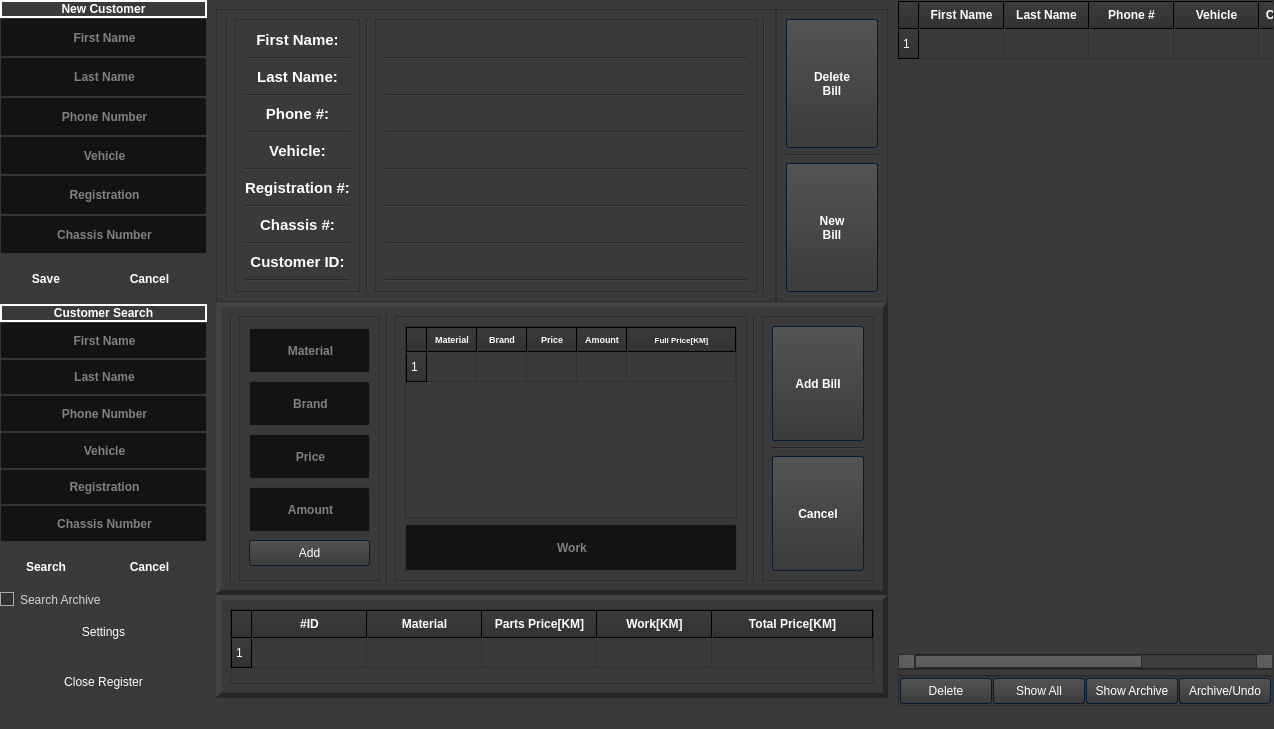
Above: englishMaintesting.ui from 4ntim4tter/Budget-Flow before the change. Below: the same form after it.
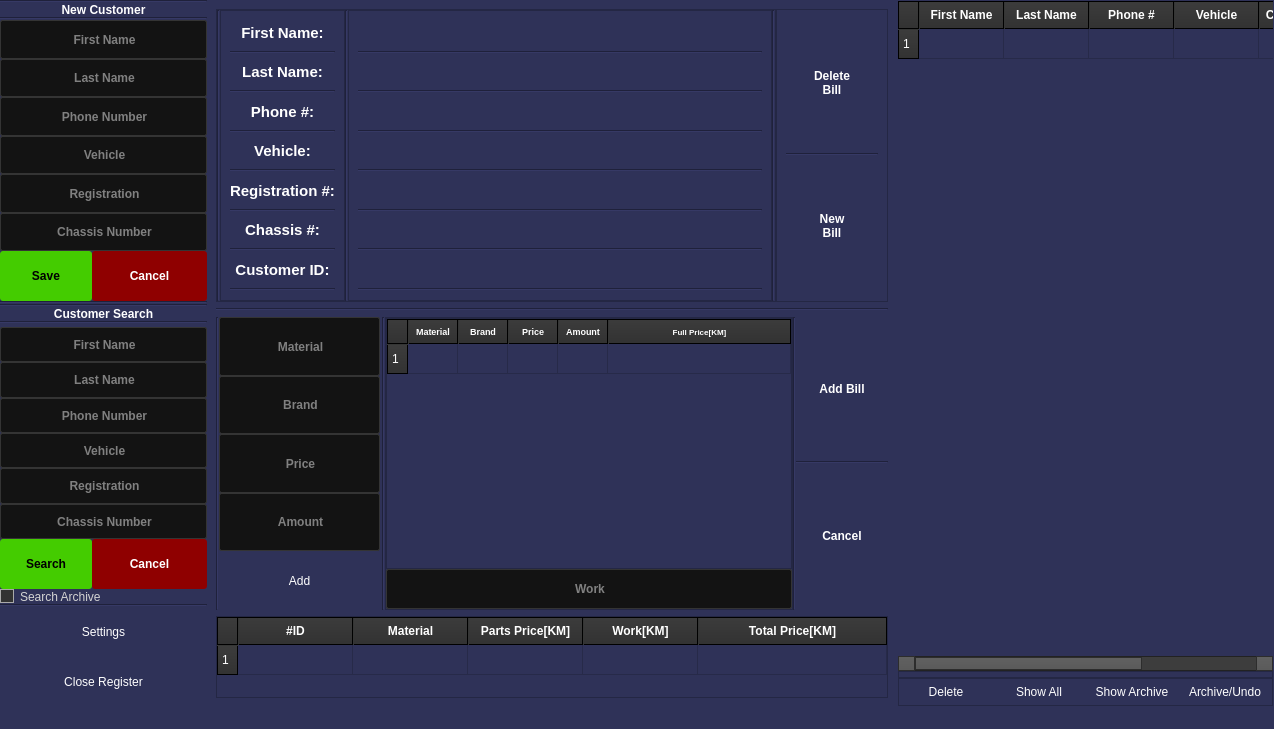
That is the form after the change. Icons and pictures are not drawn.

```diff
--- a/englishMaintesting.ui
+++ b/englishMaintesting.ui
@@ -50,9 +50,9 @@
 /*-----QWidget-----*/
 QWidget
 {
-	background-color: #3a3a3a;
+	background-color: rgb(47, 50, 88);
 	color: #fff;
-	selection-background-color: #b78620;
+	selection-background-color: rgb(0, 255, 127);
 	selection-color: #000;
 
 }
@@ -1068,7 +1068,7 @@
       <property name="midLineWidth">
        <number>0</number>
       </property>
-      <layout class="QVBoxLayout" name="verticalLayout" stretch="1,3,1,3,0,0">
+      <layout class="QVBoxLayout" name="verticalLayout" stretch="0,1,0,3,0,0,1,0,3,0,0,0">
        <property name="spacing">
         <number>0</number>
        </property>
@@ -1084,6 +1084,13 @@
        <property name="bottomMargin">
         <number>0</number>
        </property>
+       <item>
+        <widget class="Line" name="line_27">
+         <property name="orientation">
+          <enum>Qt::Horizontal</enum>
+         </property>
+        </widget>
+       </item>
        <item>
         <widget class="QLabel" name="add_customer_label">
          <property name="sizePolicy">
@@ -1099,8 +1106,11 @@
            <bold>true</bold>
           </font>
          </property>
+         <property name="styleSheet">
+          <string notr="true"/>
+         </property>
          <property name="frameShape">
-          <enum>QFrame::WinPanel</enum>
+          <enum>QFrame::NoFrame</enum>
          </property>
          <property name="frameShadow">
           <enum>QFrame::Plain</enum>
@@ -1125,6 +1135,13 @@
          </property>
         </widget>
        </item>
+       <item>
+        <widget class="Line" name="line_28">
+         <property name="orientation">
+          <enum>Qt::Horizontal</enum>
+         </property>
+        </widget>
+       </item>
        <item>
         <widget class="QFrame" name="customer_entry_box">
          <property name="sizePolicy">
@@ -1335,7 +1352,7 @@
             </property>
             <property name="minimumSize">
              <size>
-              <width>0</width>
+              <width>92</width>
               <height>50</height>
              </size>
             </property>
@@ -1347,6 +1364,13 @@
               <bold>true</bold>
              </font>
             </property>
+            <property name="styleSheet">
+             <string notr="true">QPushButton::flat
+{
+	background-color: rgb(68, 204, 0);
+	color:black;
+}</string>
+            </property>
             <property name="text">
              <string>Save</string>
             </property>
@@ -1365,7 +1389,7 @@
             </property>
             <property name="minimumSize">
              <size>
-              <width>0</width>
+              <width>92</width>
               <height>0</height>
              </size>
             </property>
@@ -1377,6 +1401,9 @@
               <bold>true</bold>
              </font>
             </property>
+            <property name="styleSheet">
+             <string notr="true">background-color: rgb(143, 0, 0);</string>
+            </property>
             <property name="text">
              <string>Cancel</string>
             </property>
@@ -1388,6 +1415,20 @@
          </layout>
         </widget>
        </item>
+       <item>
+        <widget class="Line" name="line_25">
+         <property name="orientation">
+          <enum>Qt::Horizontal</enum>
+         </property>
+        </widget>
+       </item>
+       <item>
+        <widget class="Line" name="line_29">
+         <property name="orientation">
+          <enum>Qt::Horizontal</enum>
+         </property>
+        </widget>
+       </item>
        <item>
         <widget class="QLabel" name="search_customer_label">
          <property name="sizePolicy">
@@ -1404,7 +1445,7 @@
           </font>
          </property>
          <property name="frameShape">
-          <enum>QFrame::WinPanel</enum>
+          <enum>QFrame::NoFrame</enum>
          </property>
          <property name="frameShadow">
           <enum>QFrame::Plain</enum>
@@ -1429,6 +1470,13 @@
          </property>
         </widget>
        </item>
+       <item>
+        <widget class="Line" name="line_30">
+         <property name="orientation">
+          <enum>Qt::Horizontal</enum>
+         </property>
+        </widget>
+       </item>
        <item>
         <widget class="QFrame" name="customer_search_box">
          <property name="sizePolicy">
@@ -1479,7 +1527,7 @@
           <property name="bottomMargin">
            <number>0</number>
           </property>
-          <item row="0" column="0" colspan="2">
+          <item row="1" column="0" colspan="2">
            <widget class="QLineEdit" name="search_customer_name">
             <property name="sizePolicy">
              <sizepolicy hsizetype="Expanding" vsizetype="Expanding">
@@ -1503,7 +1551,7 @@
             </property>
            </widget>
           </item>
-          <item row="1" column="0" colspan="2">
+          <item row="2" column="0" colspan="2">
            <widget class="QLineEdit" name="search_customer_surname">
             <property name="sizePolicy">
              <sizepolicy hsizetype="Expanding" vsizetype="Expanding">
@@ -1527,7 +1575,7 @@
             </property>
            </widget>
           </item>
-          <item row="2" column="0" colspan="2">
+          <item row="3" column="0" colspan="2">
            <widget class="QLineEdit" name="search_customer_phone">
             <property name="sizePolicy">
              <sizepolicy hsizetype="Expanding" vsizetype="Expanding">
@@ -1554,7 +1602,7 @@
             </property>
            </widget>
           </item>
-          <item row="3" column="0" colspan="2">
+          <item row="4" column="0" colspan="2">
            <widget class="QLineEdit" name="search_customer_vehicle">
             <property name="sizePolicy">
              <sizepolicy hsizetype="Expanding" vsizetype="Expanding">
@@ -1581,7 +1629,7 @@
             </property>
            </widget>
           </item>
-          <item row="4" column="0" colspan="2">
+          <item row="5" column="0" colspan="2">
            <widget class="QLineEdit" name="search_customer_plates">
             <property name="sizePolicy">
              <sizepolicy hsizetype="Expanding" vsizetype="Expanding">
@@ -1605,7 +1653,7 @@
             </property>
            </widget>
           </item>
-          <item row="5" column="0" colspan="2">
+          <item row="6" column="0" colspan="2">
            <widget class="QLineEdit" name="search_customer_chasis">
             <property name="sizePolicy">
              <sizepolicy hsizetype="Expanding" vsizetype="Expanding">
@@ -1632,7 +1680,71 @@
             </property>
            </widget>
           </item>
-          <item row="7" column="0" colspan="2">
+          <item row="7" column="0">
+           <widget class="QPushButton" name="search_customer_button">
+            <property name="sizePolicy">
+             <sizepolicy hsizetype="Preferred" vsizetype="Preferred">
+              <horstretch>0</horstretch>
+              <verstretch>0</verstretch>
+             </sizepolicy>
+            </property>
+            <property name="minimumSize">
+             <size>
+              <width>92</width>
+              <height>50</height>
+             </size>
+            </property>
+            <property name="font">
+             <font>
+              <family>Arial</family>
+              <pointsize>9</pointsize>
+              <weight>75</weight>
+              <bold>true</bold>
+             </font>
+            </property>
+            <property name="styleSheet">
+             <string notr="true">QPushButton::flat
+{
+	background-color: rgb(68, 204, 0);
+	color:black;
+}</string>
+            </property>
+            <property name="text">
+             <string>Search</string>
+            </property>
+            <property name="flat">
+             <bool>true</bool>
+            </property>
+           </widget>
+          </item>
+          <item row="7" column="1">
+           <widget class="QPushButton" name="cancel_search_customer_button">
+            <property name="sizePolicy">
+             <sizepolicy hsizetype="Preferred" vsizetype="Preferred">
+              <horstretch>0</horstretch>
+              <verstretch>0</verstretch>
+             </sizepolicy>
+            </property>
+            <property name="font">
+             <font>
+              <family>Arial</family>
+              <pointsize>9</pointsize>
+              <weight>75</weight>
+              <bold>true</bold>
+             </font>
+            </property>
+            <property name="styleSheet">
+             <string notr="true">background-color: rgb(143, 0, 0);</string>
+            </property>
+            <property name="text">
+             <string>Cancel</string>
+            </property>
+            <property name="flat">
+             <bool>true</bool>
+            </property>
+           </widget>
+          </item>
+          <item row="8" column="0" colspan="2">
            <widget class="QCheckBox" name="archive_checkbox">
             <property name="sizePolicy">
              <sizepolicy hsizetype="Minimum" vsizetype="Minimum">
@@ -1651,63 +1763,23 @@
             </property>
            </widget>
           </item>
-          <item row="6" column="0">
-           <widget class="QPushButton" name="search_customer_button">
-            <property name="sizePolicy">
-             <sizepolicy hsizetype="Preferred" vsizetype="Preferred">
-              <horstretch>0</horstretch>
-              <verstretch>0</verstretch>
-             </sizepolicy>
-            </property>
-            <property name="minimumSize">
-             <size>
-              <width>0</width>
-              <height>50</height>
-             </size>
-            </property>
-            <property name="font">
-             <font>
-              <family>Arial</family>
-              <pointsize>9</pointsize>
-              <weight>75</weight>
-              <bold>true</bold>
-             </font>
-            </property>
-            <property name="text">
-             <string>Search</string>
-            </property>
-            <property name="flat">
-             <bool>true</bool>
-            </property>
-           </widget>
-          </item>
-          <item row="6" column="1">
-           <widget class="QPushButton" name="cancel_search_customer_button">
-            <property name="sizePolicy">
-             <sizepolicy hsizetype="Preferred" vsizetype="Preferred">
-              <horstretch>0</horstretch>
-              <verstretch>0</verstretch>
-             </sizepolicy>
-            </property>
-            <property name="font">
-             <font>
-              <family>Arial</family>
-              <pointsize>9</pointsize>
-              <weight>75</weight>
-              <bold>true</bold>
-             </font>
-            </property>
-            <property name="text">
-             <string>Cancel</string>
-            </property>
-            <property name="flat">
-             <bool>true</bool>
+          <item row="0" column="0">
+           <widget class="Line" name="line_26">
+            <property name="orientation">
+             <enum>Qt::Horizontal</enum>
             </property>
            </widget>
           </item>
          </layout>
         </widget>
        </item>
+       <item>
+        <widget class="Line" name="line_24">
+         <property name="orientation">
+          <enum>Qt::Horizontal</enum>
+         </property>
+        </widget>
+       </item>
        <item>
         <widget class="QPushButton" name="settings_button">
          <property name="sizePolicy">
@@ -1718,7 +1790,7 @@
          </property>
          <property name="minimumSize">
           <size>
-           <width>0</width>
+           <width>92</width>
            <height>50</height>
           </size>
          </property>
@@ -1740,7 +1812,7 @@
          </property>
          <property name="minimumSize">
           <size>
-           <width>0</width>
+           <width>92</width>
            <height>50</height>
           </size>
          </property>
@@ -1827,6 +1899,21 @@
              <enum>QFrame::Raised</enum>
             </property>
             <layout class="QHBoxLayout" name="horizontalLayout_4" stretch="0,2,0,8,0">
+             <property name="spacing">
+              <number>0</number>
+             </property>
+             <property name="leftMargin">
+              <number>0</number>
+             </property>
+             <property name="topMargin">
+              <number>0</number>
+             </property>
+             <property name="rightMargin">
+              <number>0</number>
+             </property>
+             <property name="bottomMargin">
+              <number>0</number>
+             </property>
              <item>
               <widget class="Line" name="line_8">
                <property name="orientation">
@@ -2450,6 +2537,12 @@
                  <verstretch>0</verstretch>
                 </sizepolicy>
                </property>
+               <property name="maximumSize">
+                <size>
+                 <width>16777215</width>
+                 <height>50</height>
+                </size>
+               </property>
                <property name="font">
                 <font>
                  <family>Arial</family>
@@ -2463,7 +2556,7 @@
 Bill</string>
                </property>
                <property name="flat">
-                <bool>false</bool>
+                <bool>true</bool>
                </property>
               </widget>
              </item>
@@ -2482,6 +2575,12 @@
                  <verstretch>0</verstretch>
                 </sizepolicy>
                </property>
+               <property name="maximumSize">
+                <size>
+                 <width>16777215</width>
+                 <height>50</height>
+                </size>
+               </property>
                <property name="font">
                 <font>
                  <family>Arial</family>
@@ -2494,6 +2593,9 @@
                 <string>New
 Bill</string>
                </property>
+               <property name="flat">
+                <bool>true</bool>
+               </property>
               </widget>
              </item>
             </layout>
@@ -2502,6 +2604,13 @@
          </layout>
         </widget>
        </item>
+       <item>
+        <widget class="Line" name="line_23">
+         <property name="orientation">
+          <enum>Qt::Horizontal</enum>
+         </property>
+        </widget>
+       </item>
        <item>
         <widget class="QFrame" name="add_new_reciept_frame">
          <property name="minimumSize">
@@ -2517,18 +2626,33 @@
           </size>
          </property>
          <property name="frameShape">
-          <enum>QFrame::Panel</enum>
+          <enum>QFrame::NoFrame</enum>
          </property>
          <property name="frameShadow">
-          <enum>QFrame::Raised</enum>
+          <enum>QFrame::Plain</enum>
          </property>
          <property name="lineWidth">
-          <number>5</number>
+          <number>0</number>
          </property>
          <property name="midLineWidth">
-          <number>5</number>
+          <number>0</number>
          </property>
          <layout class="QHBoxLayout" name="horizontalLayout_5" stretch="0,2,0,5,0,1">
+          <property name="spacing">
+           <number>0</number>
+          </property>
+          <property name="leftMargin">
+           <number>0</number>
+          </property>
+          <property name="topMargin">
+           <number>0</number>
+          </property>
+          <property name="rightMargin">
+           <number>0</number>
+          </property>
+          <property name="bottomMargin">
+           <number>0</number>
+          </property>
           <item>
            <widget class="Line" name="line_20">
             <property name="orientation">
@@ -2539,17 +2663,35 @@
           <item>
            <widget class="QFrame" name="material_fields_frame">
             <property name="frameShape">
-             <enum>QFrame::StyledPanel</enum>
+             <enum>QFrame::NoFrame</enum>
             </property>
             <property name="frameShadow">
              <enum>QFrame::Raised</enum>
             </property>
+            <property name="lineWidth">
+             <number>0</number>
+            </property>
             <layout class="QVBoxLayout" name="verticalLayout_9">
+             <property name="spacing">
+              <number>0</number>
+             </property>
+             <property name="leftMargin">
+              <number>0</number>
+             </property>
+             <property name="topMargin">
+              <number>0</number>
+             </property>
+             <property name="rightMargin">
+              <number>2</number>
+             </property>
+             <property name="bottomMargin">
+              <number>0</number>
+             </property>
              <item>
               <widget class="QLineEdit" name="add_receipt_material">
                <property name="sizePolicy">
-                <sizepolicy hsizetype="Expanding" vsizetype="Expanding">
-                 <horstretch>1</horstretch>
+                <sizepolicy hsizetype="Preferred" vsizetype="Preferred">
+                 <horstretch>0</horstretch>
                  <verstretch>0</verstretch>
                 </sizepolicy>
                </property>
@@ -2562,7 +2704,7 @@
                <property name="maximumSize">
                 <size>
                  <width>16777215</width>
-                 <height>45</height>
+                 <height>16777215</height>
                 </size>
                </property>
                <property name="font">
@@ -2584,8 +2726,8 @@
              <item>
               <widget class="QLineEdit" name="add_receipt_brand">
                <property name="sizePolicy">
-                <sizepolicy hsizetype="Expanding" vsizetype="Expanding">
-                 <horstretch>1</horstretch>
+                <sizepolicy hsizetype="Preferred" vsizetype="Preferred">
+                 <horstretch>0</horstretch>
                  <verstretch>0</verstretch>
                 </sizepolicy>
                </property>
@@ -2598,7 +2740,7 @@
                <property name="maximumSize">
                 <size>
                  <width>16777215</width>
-                 <height>45</height>
+                 <height>16777215</height>
                 </size>
                </property>
                <property name="font">
@@ -2620,8 +2762,8 @@
              <item>
               <widget class="QLineEdit" name="add_receipt_price">
                <property name="sizePolicy">
-                <sizepolicy hsizetype="Expanding" vsizetype="Expanding">
-                 <horstretch>1</horstretch>
+                <sizepolicy hsizetype="Preferred" vsizetype="Preferred">
+                 <horstretch>0</horstretch>
                  <verstretch>0</verstretch>
                 </sizepolicy>
                </property>
@@ -2634,7 +2776,7 @@
                <property name="maximumSize">
                 <size>
                  <width>16777215</width>
-                 <height>45</height>
+                 <height>16777215</height>
                 </size>
                </property>
                <property name="font">
@@ -2656,8 +2798,8 @@
              <item>
               <widget class="QLineEdit" name="add_receipt_amount">
                <property name="sizePolicy">
-                <sizepolicy hsizetype="Expanding" vsizetype="Expanding">
-                 <horstretch>1</horstretch>
+                <sizepolicy hsizetype="Preferred" vsizetype="Preferred">
+                 <horstretch>0</horstretch>
                  <verstretch>0</verstretch>
                 </sizepolicy>
                </property>
@@ -2670,7 +2812,7 @@
                <property name="maximumSize">
                 <size>
                  <width>16777215</width>
-                 <height>45</height>
+                 <height>16777215</height>
                 </size>
                </property>
                <property name="font">
@@ -2691,9 +2833,24 @@
              </item>
              <item>
               <widget class="QPushButton" name="add_material_button">
+               <property name="sizePolicy">
+                <sizepolicy hsizetype="Preferred" vsizetype="Preferred">
+                 <horstretch>0</horstretch>
+                 <verstretch>0</verstretch>
+                </sizepolicy>
+               </property>
+               <property name="minimumSize">
+                <size>
+                 <width>92</width>
+                 <height>0</height>
+                </size>
+               </property>
                <property name="text">
                 <string>Add</string>
                </property>
+               <property name="flat">
+                <bool>true</bool>
+               </property>
               </widget>
              </item>
             </layout>
@@ -2715,6 +2872,21 @@
              <enum>QFrame::Raised</enum>
             </property>
             <layout class="QVBoxLayout" name="verticalLayout_10">
+             <property name="spacing">
+              <number>0</number>
+             </property>
+             <property name="leftMargin">
+              <number>0</number>
+             </property>
+             <property name="topMargin">
+              <number>0</number>
+             </property>
+             <property name="rightMargin">
+              <number>0</number>
+             </property>
+             <property name="bottomMargin">
+              <number>0</number>
+             </property>
              <item>
               <widget class="QTableWidget" name="materials_receipt_table">
                <property name="font">
@@ -2810,6 +2982,18 @@
                  <verstretch>1</verstretch>
                 </sizepolicy>
                </property>
+               <property name="minimumSize">
+                <size>
+                 <width>0</width>
+                 <height>20</height>
+                </size>
+               </property>
+               <property name="maximumSize">
+                <size>
+                 <width>16777215</width>
+                 <height>40</height>
+                </size>
+               </property>
                <property name="font">
                 <font>
                  <family>Arial</family>
@@ -2839,12 +3023,30 @@
           <item>
            <widget class="QFrame" name="frame_4">
             <property name="frameShape">
-             <enum>QFrame::StyledPanel</enum>
+             <enum>QFrame::NoFrame</enum>
             </property>
             <property name="frameShadow">
-             <enum>QFrame::Raised</enum>
+             <enum>QFrame::Plain</enum>
+            </property>
+            <property name="lineWidth">
+             <number>0</number>
             </property>
             <layout class="QVBoxLayout" name="verticalLayout_8">
+             <property name="spacing">
+              <number>0</number>
+             </property>
+             <property name="leftMargin">
+              <number>0</number>
+             </property>
+             <property name="topMargin">
+              <number>0</number>
+             </property>
+             <property name="rightMargin">
+              <number>0</number>
+             </property>
+             <property name="bottomMargin">
+              <number>0</number>
+             </property>
              <item>
               <widget class="QPushButton" name="finish_reciept_button">
                <property name="sizePolicy">
@@ -2853,6 +3055,12 @@
                  <verstretch>0</verstretch>
                 </sizepolicy>
                </property>
+               <property name="maximumSize">
+                <size>
+                 <width>16777215</width>
+                 <height>50</height>
+                </size>
+               </property>
                <property name="font">
                 <font>
                  <family>Arial</family>
@@ -2864,6 +3072,9 @@
                <property name="text">
                 <string>Add Bill</string>
                </property>
+               <property name="flat">
+                <bool>true</bool>
+               </property>
               </widget>
              </item>
              <item>
@@ -2881,6 +3092,12 @@
                  <verstretch>0</verstretch>
                 </sizepolicy>
                </property>
+               <property name="maximumSize">
+                <size>
+                 <width>16777215</width>
+                 <height>50</height>
+                </size>
+               </property>
                <property name="font">
                 <font>
                  <family>Arial</family>
@@ -2892,6 +3109,9 @@
                <property name="text">
                 <string>Cancel</string>
                </property>
+               <property name="flat">
+                <bool>true</bool>
+               </property>
               </widget>
              </item>
             </layout>
@@ -2903,18 +3123,33 @@
        <item>
         <widget class="QFrame" name="user_work_orders_frame">
          <property name="frameShape">
-          <enum>QFrame::Panel</enum>
+          <enum>QFrame::NoFrame</enum>
          </property>
          <property name="frameShadow">
-          <enum>QFrame::Raised</enum>
+          <enum>QFrame::Plain</enum>
          </property>
          <property name="lineWidth">
-          <number>5</number>
+          <number>0</number>
          </property>
          <property name="midLineWidth">
-          <number>5</number>
+          <number>0</number>
          </property>
          <layout class="QHBoxLayout" name="horizontalLayout_3" stretch="8">
+          <property name="spacing">
+           <number>0</number>
+          </property>
+          <property name="leftMargin">
+           <number>0</number>
+          </property>
+          <property name="topMargin">
+           <number>0</number>
+          </property>
+          <property name="rightMargin">
+           <number>0</number>
+          </property>
+          <property name="bottomMargin">
+           <number>0</number>
+          </property>
           <item>
            <widget class="QTableWidget" name="customer_reciepts_table">
             <property name="font">
@@ -3288,6 +3523,9 @@
             <property name="text">
              <string>Delete</string>
             </property>
+            <property name="flat">
+             <bool>true</bool>
+            </property>
            </widget>
           </item>
           <item>
@@ -3295,6 +3533,9 @@
             <property name="text">
              <string>Show All</string>
             </property>
+            <property name="flat">
+             <bool>true</bool>
+            </property>
            </widget>
           </item>
           <item>
@@ -3302,6 +3543,9 @@
             <property name="text">
              <string>Show Archive</string>
             </property>
+            <property name="flat">
+             <bool>true</bool>
+            </property>
            </widget>
           </item>
           <item>
@@ -3309,6 +3553,9 @@
             <property name="text">
              <string>Archive/Undo</string>
             </property>
+            <property name="flat">
+             <bool>true</bool>
+            </property>
            </widget>
           </item>
          </layout>
```
Left out of the diff: 6 changed lines with no effect on the pictures.
